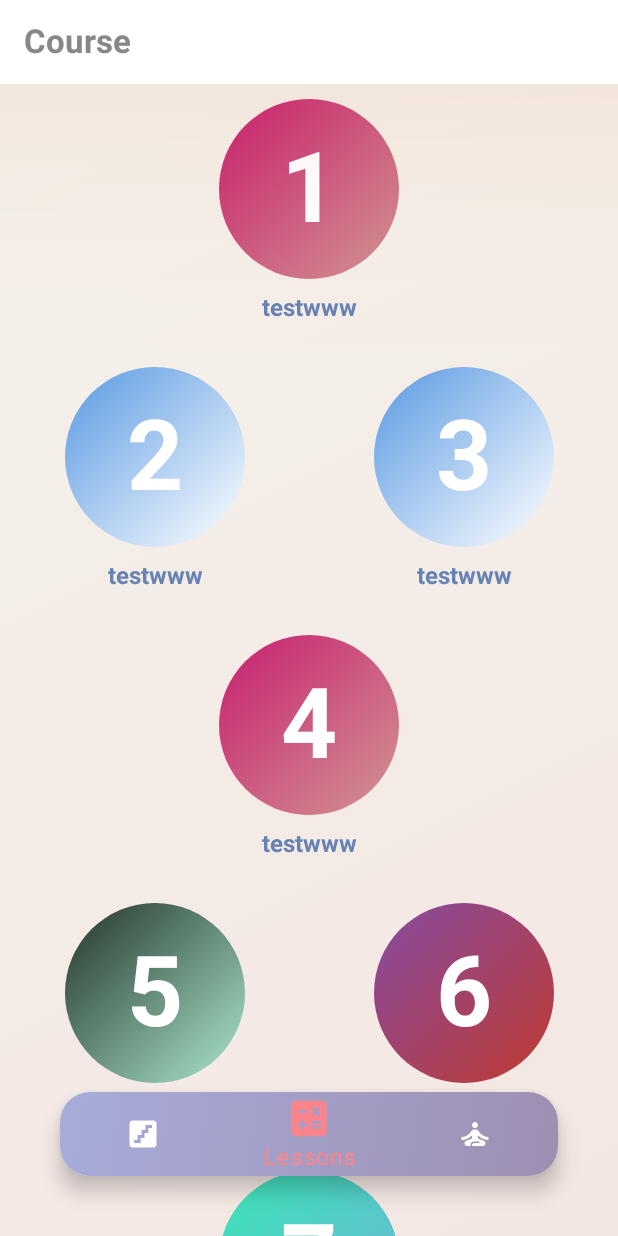
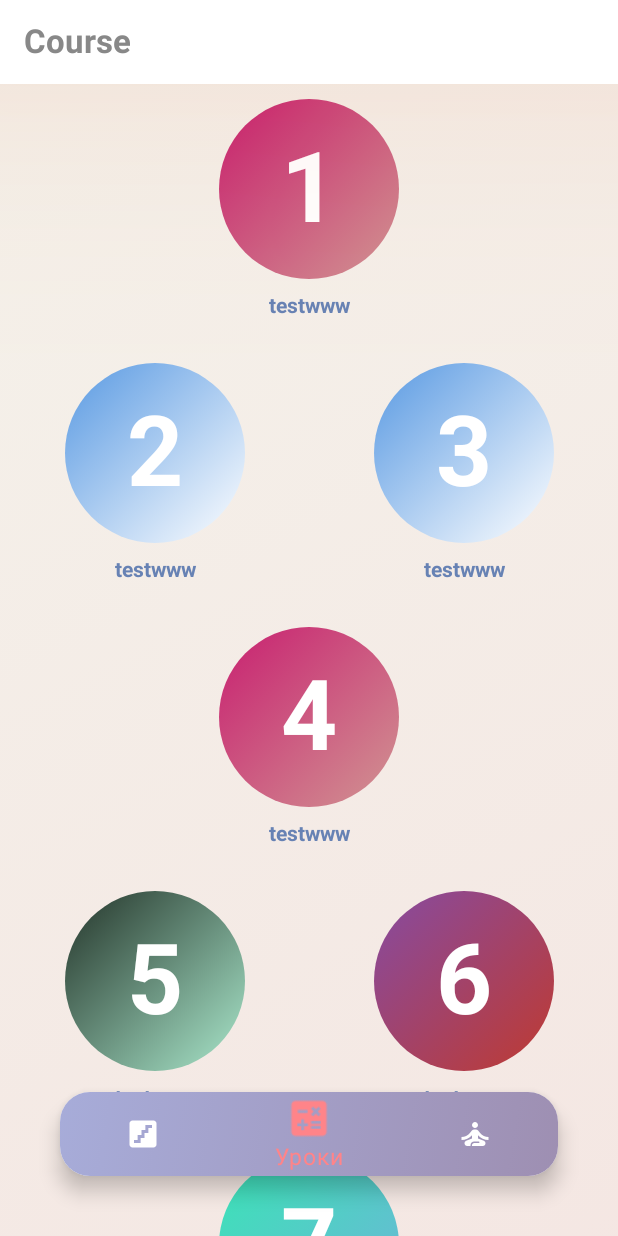
Before and after one commit to Pirajok168/Math_Training, an Android app built with Jetpack Compose: the screen it shows after launch (MainActivity), on a phone screen of 412 x 824 dp. Run offline under Robolectric (Android 15) with nearby library versions, the phone set to English and light mode, and no system bars; our stand-ins replace accompanist.

Commit message:
перенос на мак

```diff
--- a/app/src/main/java/com/example/mathtraining/MainActivity.kt
+++ b/app/src/main/java/com/example/mathtraining/MainActivity.kt
@@ -14,9 +14,7 @@
 import androidx.compose.foundation.selection.selectableGroup
 import androidx.compose.foundation.shape.RoundedCornerShape
 import androidx.compose.material.*
-import androidx.compose.runtime.Composable
-import androidx.compose.runtime.SideEffect
-import androidx.compose.runtime.getValue
+import androidx.compose.runtime.*
 import androidx.compose.ui.Alignment
 import androidx.compose.ui.Modifier
 import androidx.compose.ui.draw.scale
@@ -27,7 +25,6 @@
 import androidx.compose.ui.res.painterResource
 import androidx.compose.ui.res.stringResource
 import androidx.compose.ui.text.font.FontWeight
-import androidx.compose.ui.tooling.preview.Preview
 import androidx.compose.ui.unit.Dp
 import androidx.compose.ui.unit.dp
 import androidx.compose.ui.unit.sp
@@ -38,19 +35,27 @@
 import androidx.navigation.compose.composable
 import androidx.navigation.compose.currentBackStackEntryAsState
 import androidx.navigation.compose.rememberNavController
+import com.example.mathtraining.math.theme.LocaleApp
+import com.example.mathtraining.math.theme.MainTheme
+import com.example.mathtraining.math.theme.MathTheme
+import com.example.mathtraining.nav.LabelScreens
 import com.example.mathtraining.nav.Screens
 import com.example.mathtraining.screens.Lessons
 import com.example.mathtraining.screens.Profile
 import com.example.mathtraining.screens.Settings
 import com.example.mathtraining.screens.Statistic
-import com.example.mathtraining.ui.theme.MathTrainingTheme
 import com.google.accompanist.systemuicontroller.rememberSystemUiController
 
 class MainActivity : ComponentActivity() {
     override fun onCreate(savedInstanceState: Bundle?) {
         super.onCreate(savedInstanceState)
         setContent {
-            MathTrainingTheme {
+            val localeApp: MutableState<LocaleApp> = remember{
+                mutableStateOf(LocaleApp.Russian)
+            }
+            MainTheme(
+                locale = localeApp.value
+            ) {
                 val systemUiController = rememberSystemUiController()
                 SideEffect {
                     systemUiController.setSystemBarsColor(
@@ -58,7 +63,9 @@
                         darkIcons = true
                     )
                 }
-                ScreenNavigation()
+                ScreenNavigation(){
+                    localeApp.value = it
+                }
 
 
             }
@@ -68,7 +75,7 @@
 
 
 @Composable
-fun ScreenNavigation() {
+fun ScreenNavigation(onChooseLocale: (locale: LocaleApp) -> Unit) {
     val navHostController = rememberNavController()
     NavHost(navController = navHostController, startDestination = Screens.MainScreen.route){
         composable(Screens.MainScreen.route){
@@ -76,7 +83,9 @@
         }
 
         composable(Screens.Settings.route){
-            Settings()
+            Settings(){
+                onChooseLocale(it)
+            }
         }
     }
 }
@@ -85,7 +94,7 @@
 @Composable
 fun ScreenContent(navHostController: NavHostController) {
     val navController = rememberNavController()
-    val listColors = listOf(Color(0x54E9E2CB), Color(0x48E6B6A8))
+    val listColors = MathTheme.colors.backgroundColor
     val brush = Brush.linearGradient(listColors)
     val state = rememberScrollState()
 
@@ -152,7 +161,7 @@
 @Composable
 fun BottomBar(navController: NavHostController) {
     val items = listOf(Screens.Statistic, Screens.Lessons, Screens.Profile)
-    val listColors = listOf(Color(0xFFA7ACD9), Color(0xFF9E8FB2))
+    val listColors = MathTheme.colors.navBarColor
     val brush = Brush.linearGradient(listColors)
 
 
@@ -171,7 +180,24 @@
                 icon = { Icon(painter = painterResource(id = screen.drawableRes!!), contentDescription = null) },
                 label = {
                     AnimatedVisibility(visible = selected) {
-                        Text(stringResource(id = screen.label!!))
+                        Text(stringResource(id =
+                                when(screen.label){
+                                    LabelScreens.Lessons -> {
+                                        MathTheme.localization.screenLessons
+                                    }
+                                    LabelScreens.Profile -> {
+                                        MathTheme.localization.screenProfile
+                                    }
+                                    LabelScreens.Statistic -> {
+                                        MathTheme.localization.screenStatistic
+                                    }
+                                    else -> {
+                                        MathTheme.localization.screenStatistic
+                                    }
+                                }
+
+                            )
+                        )
                     }
 
                 },
@@ -188,7 +214,7 @@
                         restoreState = true
                     }
                 },
-                selectedContentColor=Color(0xFFFF8489),
+                selectedContentColor = MathTheme.colors.selectedNavItem,
                 unselectedContentColor=Color.White,
                 modifier=Modifier.scale(if (!selected) 1f else 1.3f)
 
--- a/app/src/main/java/com/example/mathtraining/itemWorkpiece/CardInfoOrSetting.kt
+++ b/app/src/main/java/com/example/mathtraining/itemWorkpiece/CardInfoOrSetting.kt
@@ -6,6 +6,7 @@
 import androidx.compose.foundation.shape.CircleShape
 import androidx.compose.foundation.shape.RoundedCornerShape
 import androidx.compose.material.*
+import androidx.compose.material.ripple.rememberRipple
 import androidx.compose.runtime.Composable
 import androidx.compose.runtime.mutableStateOf
 import androidx.compose.runtime.remember
@@ -18,6 +19,7 @@
 import androidx.compose.ui.unit.dp
 import androidx.compose.ui.unit.sp
 import com.example.mathtraining.R
+import com.example.mathtraining.math.theme.MathTheme
 
 @OptIn(ExperimentalMaterialApi::class)
 @Composable
@@ -41,12 +43,15 @@
                     , fontWeight = FontWeight.Bold
                     , fontSize = 18.sp
                     , modifier = Modifier.padding(start = 20.dp)
+                    , color = MathTheme.colors.additionalColor
+
                 )
             }
         }
         Surface(modifier = Modifier
             .size(50.dp),
             color = Color.LightGray,
+            indication = rememberRipple(bounded = false),
             shape = RoundedCornerShape(5.dp),
             onClick = {
                 onClick()
--- /dev/null
+++ b/app/src/main/java/com/example/mathtraining/math/theme/Color.kt
@@ -0,0 +1,32 @@
+package com.example.mathtraining.math.theme
+
+import androidx.compose.ui.graphics.Color
+
+val baseLightPalette = MathColor(
+    selectedNavItem = Color(0xFFFF8489),
+    navBarColor = listOf(Color(0xFFA7ACD9), Color(0xFF9E8FB2)),
+    accentColor = Color(0xFF745B96),
+    additionalColor = Color(0xFF9E8FB2),
+    borderProfileColors = listOf(Color(0xFFA7ACD9), Color(0xFF9E8FB2)),
+    backgroundSettingColor =  Color(0x6370B2D9),
+    tintSettingsColor = Color(0xFF5899E2),
+    backgroundLearnedColor = Color(0xBAFFCC66),
+    tintLearnedColor = Color(0xFFFF9933),
+    backgroundColor = listOf(Color(0x54E9E2CB), Color(0x48E6B6A8))
+)
+
+val baseDarkPalette = MathColor(
+    selectedNavItem = Color(0xFF517F83),
+    backgroundColor = listOf(Color(0xFF1F1B17), Color(0xFF1F1B17)),
+    navBarColor = listOf(Color(0xFF9E8D77), Color(0xFFAFABA5)),
+    accentColor = Color(0xFFB1A492),
+    additionalColor = Color(0xFFBDBCBB),
+    borderProfileColors = listOf(Color(0xFF9E8D77), Color(0xFFAFABA5)),
+    backgroundSettingColor =  Color(0xFF517F83),
+    tintSettingsColor = Color(0xFFC9940D),
+
+    backgroundLearnedColor = Color(0xFF56026E),
+    tintLearnedColor = Color(0xFFFFF500),
+
+
+)
--- /dev/null
+++ b/app/src/main/java/com/example/mathtraining/math/theme/Local.kt
@@ -0,0 +1,42 @@
+package com.example.mathtraining.math.theme
+
+import com.example.mathtraining.R
+
+
+
+sealed class LocaleApp{
+    object Russian: LocaleApp()
+    object English: LocaleApp()
+}
+
+val enLocal = Localization(
+    screenProfile = R.string.profile,
+    screenLessons = R.string.lesson,
+    screenStatistic = R.string.statistic,
+    joined = R.string.joined,
+    settings = R.string.setting,
+    learned = R.string.learned,
+    notification = R.string.notifications,
+    darkMode = R.string.darkMode,
+    selectLang = R.string.chooseLanguage,
+    changeCourse = R.string.changeCourse,
+    applicationSettings = R.string.applicationSettings,
+    accountSettings = R.string.accountSettings,
+    localeApp = LocaleApp.English
+)
+
+val ruLocal = Localization(
+    screenProfile = R.string.ruProfile,
+    screenLessons = R.string.ruLesson,
+    screenStatistic = R.string.ruStatistic,
+    joined = R.string.ruJoined,
+    settings = R.string.ruSetting,
+    learned = R.string.ruLearned,
+    notification = R.string.ruNotifications,
+    darkMode = R.string.ruDarkMode,
+    selectLang = R.string.ruChooseLanguage,
+    changeCourse = R.string.ruChangeCourse,
+    applicationSettings = R.string.ruApplicationSettings,
+    accountSettings = R.string.ruAccountSettings,
+    localeApp = LocaleApp.Russian
+)
--- /dev/null
+++ b/app/src/main/java/com/example/mathtraining/math/theme/MathCommon.kt
@@ -0,0 +1,56 @@
+package com.example.mathtraining.math.theme
+
+import android.media.MediaSession2Service
+import android.provider.Settings
+import androidx.compose.runtime.Composable
+import androidx.compose.runtime.staticCompositionLocalOf
+import androidx.compose.ui.graphics.Color
+
+data class MathColor(
+    val selectedNavItem: Color,
+    val navBarColor: List<Color>,
+    val accentColor: Color,
+    val additionalColor: Color,
+    val borderProfileColors: List<Color>,
+    val backgroundSettingColor: Color,
+    val tintSettingsColor: Color,
+    val backgroundLearnedColor: Color,
+    val tintLearnedColor: Color,
+    val backgroundColor: List<Color>,
+)
+
+
+data class Localization(
+    val screenProfile: Int,
+    val screenStatistic: Int,
+    val screenLessons: Int,
+    val joined: Int,
+    val settings: Int,
+    val learned: Int,
+    val notification: Int,
+    val darkMode: Int,
+    val selectLang: Int,
+    val changeCourse: Int,
+    val applicationSettings: Int,
+    val accountSettings: Int,
+    val localeApp: LocaleApp
+)
+
+object MathTheme{
+    val colors: MathColor
+        @Composable
+        get() = LocalMathColors.current
+
+    val localization: Localization
+        @Composable
+        get() = LocalMathLocalization.current
+}
+
+
+val LocalMathColors = staticCompositionLocalOf<MathColor> {
+    error("No colors provided")
+}
+
+val LocalMathLocalization = staticCompositionLocalOf<Localization> {
+    error("No local provided")
+}
--- /dev/null
+++ b/app/src/main/java/com/example/mathtraining/math/theme/Theme.kt
@@ -0,0 +1,42 @@
+package com.example.mathtraining.math.theme
+
+
+import androidx.compose.foundation.Indication
+import androidx.compose.foundation.isSystemInDarkTheme
+import androidx.compose.runtime.Composable
+import androidx.compose.runtime.CompositionLocalProvider
+import androidx.compose.runtime.staticCompositionLocalOf
+
+
+
+
+@Composable
+fun MainTheme(
+    locale: LocaleApp = LocaleApp.English,
+    darkTheme: Boolean = false,
+    content: @Composable () -> Unit
+) {
+    val colors = when (darkTheme){
+        false -> {
+            baseLightPalette
+        }
+        true -> {
+            baseDarkPalette
+        }
+    }
+
+    val locale = when(locale){
+        is LocaleApp.English ->{
+            enLocal
+        }
+        is LocaleApp.Russian ->{
+            ruLocal
+        }
+    }
+
+    CompositionLocalProvider(
+        LocalMathColors provides colors,
+        LocalMathLocalization provides locale,
+        content = content
+    )
+}
--- a/app/src/main/java/com/example/mathtraining/nav/Screens.kt
+++ b/app/src/main/java/com/example/mathtraining/nav/Screens.kt
@@ -4,11 +4,19 @@
 import androidx.annotation.StringRes
 import com.example.mathtraining.R
 
-sealed class Screens(val route: String, @StringRes val label: Int?, @DrawableRes val drawableRes: Int?){
-    object Lessons: Screens("lessons", R.string.lesson, R.drawable.ic_baseline_calculate_24)
-    object Statistic: Screens("statistic", R.string.statistic, R.drawable.ic_baseline_stairs_24)
-    object Profile: Screens("profile", R.string.profile, R.drawable.ic_baseline_self_improvement_24)
+enum class LabelScreens{
+    Lessons,
+    Statistic,
+    Profile,
+    Settings,
+    MainScreen
+}
 
-    object Settings: Screens("settings", R.string.setting, R.drawable.ic_baseline_settings_24)
+sealed class Screens(val route: String,  val label: LabelScreens?, @DrawableRes val drawableRes: Int?){
+    object Lessons: Screens("lessons",LabelScreens.Lessons, R.drawable.ic_baseline_calculate_24)
+    object Statistic: Screens("statistic", LabelScreens.Statistic, R.drawable.ic_baseline_stairs_24)
+    object Profile: Screens("profile", LabelScreens.Profile, R.drawable.ic_baseline_self_improvement_24)
+
+    object Settings: Screens("settings", LabelScreens.Settings, R.drawable.ic_baseline_settings_24)
     object MainScreen: Screens("mainScreen", null, null)
 }
--- a/app/src/main/res/values/strings.xml
+++ b/app/src/main/res/values/strings.xml
@@ -12,7 +12,18 @@
     <string name="applicationSettings">Application Settings</string>
     <string name="accountSettings">Account Settings</string>
     <string name="changeCourse">Change Course</string>
-
+    <string name="ruProfile">Профиль</string>
+    <string name="ruLesson">Уроки</string>
+    <string name="ruStatistic">Статистика</string>
+    <string name="ruJoined">"Присоединился "</string>
+    <string name="ruSetting">Настройки</string>
+    <string name="ruLearned">Изучено</string>
+    <string name="ruNotifications">Уведомления</string>
+    <string name="ruDarkMode">Темный режим</string>
+    <string name="ruChooseLanguage">Изменить язык</string>
+    <string name="ruChangeCourse">Сменить курс</string>
+    <string name="ruApplicationSettings">Настройки приложения</string>
+    <string name="ruAccountSettings">Настройки аккаунта</string>
 
 
     <string-array name="courser">
```
Also changed, not shown: app/src/main/java/com/example/mathtraining/database/User.kt (added, +12 -0 lines), app/src/main/java/com/example/mathtraining/itemWorkpiece/ChooseLanguage.kt (+26 -7 lines), app/src/main/java/com/example/mathtraining/screens/Profile.kt (+13 -8 lines), app/src/main/java/com/example/mathtraining/screens/Settings.kt (+25 -8 lines).
